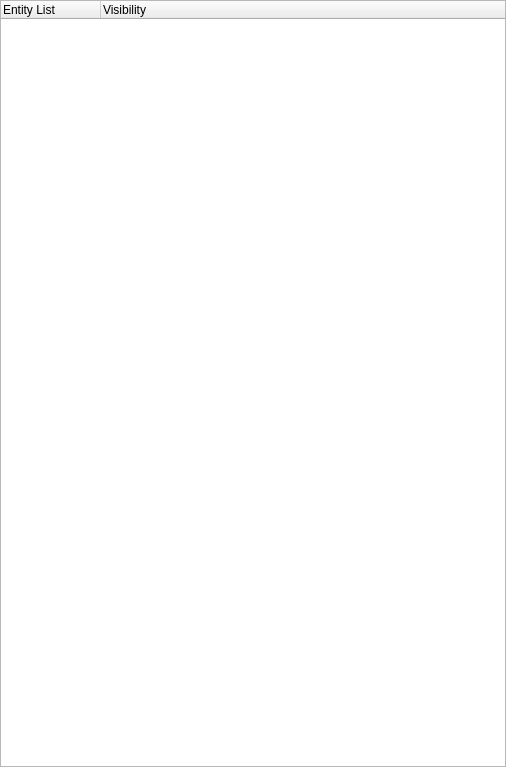
This is Editor/src/UI/Windows/RZESceneHierarchyPanel.ui in Pikachuxxxx/Razix as Qt 5 draws it before an edit. The edited form follows.
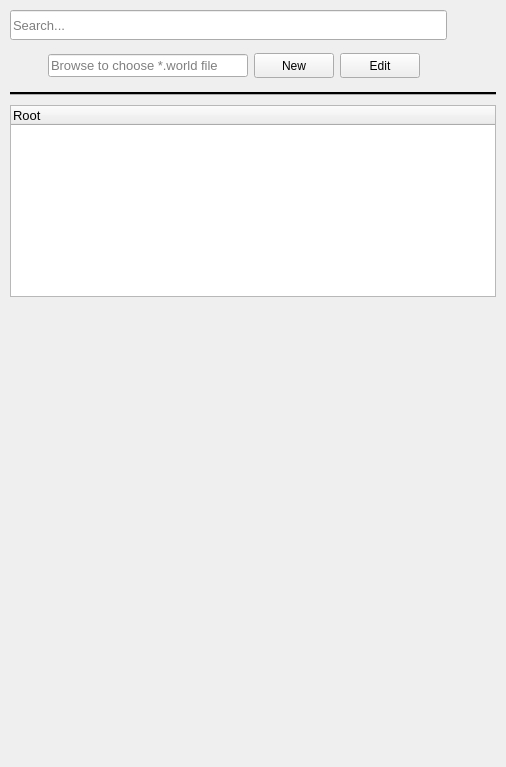
This is the edited form. Icons and pictures are not drawn.

Patch:
```diff
--- a/Editor/src/UI/Windows/RZESceneHierarchyPanel.ui
+++ b/Editor/src/UI/Windows/RZESceneHierarchyPanel.ui
@@ -51,21 +51,213 @@
 }</string>
   </property>
   <layout class="QVBoxLayout" name="verticalLayout">
+   <property name="spacing">
+    <number>10</number>
+   </property>
    <property name="sizeConstraint">
     <enum>QLayout::SetMinimumSize</enum>
    </property>
    <property name="leftMargin">
-    <number>0</number>
+    <number>10</number>
    </property>
    <property name="topMargin">
-    <number>0</number>
+    <number>10</number>
    </property>
    <property name="rightMargin">
-    <number>0</number>
+    <number>10</number>
    </property>
    <property name="bottomMargin">
-    <number>0</number>
+    <number>10</number>
    </property>
+   <item>
+    <layout class="QHBoxLayout" name="horizontalLayout">
+     <item>
+      <widget class="QLineEdit" name="lineEdit">
+       <property name="minimumSize">
+        <size>
+         <width>0</width>
+         <height>30</height>
+        </size>
+       </property>
+       <property name="font">
+        <font>
+         <family>Arial</family>
+         <pointsize>10</pointsize>
+        </font>
+       </property>
+       <property name="styleSheet">
+        <string notr="true"/>
+       </property>
+       <property name="placeholderText">
+        <string>Search...</string>
+       </property>
+       <property name="clearButtonEnabled">
+        <bool>true</bool>
+       </property>
+      </widget>
+     </item>
+     <item>
+      <widget class="QPushButton" name="pushButton">
+       <property name="sizePolicy">
+        <sizepolicy hsizetype="Minimum" vsizetype="Minimum">
+         <horstretch>0</horstretch>
+         <verstretch>0</verstretch>
+        </sizepolicy>
+       </property>
+       <property name="minimumSize">
+        <size>
+         <width>16</width>
+         <height>16</height>
+        </size>
+       </property>
+       <property name="sizeIncrement">
+        <size>
+         <width>16</width>
+         <height>16</height>
+        </size>
+       </property>
+       <property name="font">
+        <font>
+         <pointsize>10</pointsize>
+        </font>
+       </property>
+       <property name="toolTip">
+        <string>Filter the items</string>
+       </property>
+       <property name="toolTipDuration">
+        <number>2</number>
+       </property>
+       <property name="autoFillBackground">
+        <bool>false</bool>
+       </property>
+       <property name="styleSheet">
+        <string notr="true"/>
+       </property>
+       <property name="text">
+        <string/>
+       </property>
+       <property name="icon">
+        <iconset resource="../../../Resources/RZEResources.qrc">
+         <normaloff>:/rzeditor/FilterDropdownIcon.png</normaloff>:/rzeditor/FilterDropdownIcon.png</iconset>
+       </property>
+       <property name="iconSize">
+        <size>
+         <width>32</width>
+         <height>32</height>
+        </size>
+       </property>
+       <property name="default">
+        <bool>false</bool>
+       </property>
+       <property name="flat">
+        <bool>true</bool>
+       </property>
+      </widget>
+     </item>
+    </layout>
+   </item>
+   <item>
+    <layout class="QHBoxLayout" name="horizontalLayout_2">
+     <item>
+      <widget class="QLabel" name="label">
+       <property name="minimumSize">
+        <size>
+         <width>32</width>
+         <height>32</height>
+        </size>
+       </property>
+       <property name="styleSheet">
+        <string notr="true">background-image: url(:/rzeditor/WorldIcon.png) 0 0 0 0 stretch stretch;
+background-repeat:no-repeat;
+background-position: center;
+</string>
+       </property>
+       <property name="text">
+        <string/>
+       </property>
+      </widget>
+     </item>
+     <item>
+      <widget class="QLineEdit" name="lineEdit_2">
+       <property name="minimumSize">
+        <size>
+         <width>200</width>
+         <height>0</height>
+        </size>
+       </property>
+       <property name="font">
+        <font>
+         <pointsize>10</pointsize>
+        </font>
+       </property>
+       <property name="styleSheet">
+        <string notr="true"/>
+       </property>
+       <property name="readOnly">
+        <bool>true</bool>
+       </property>
+       <property name="placeholderText">
+        <string>Browse to choose *.world file</string>
+       </property>
+      </widget>
+     </item>
+     <item>
+      <widget class="QPushButton" name="pushButton_2">
+       <property name="minimumSize">
+        <size>
+         <width>50</width>
+         <height>25</height>
+        </size>
+       </property>
+       <property name="text">
+        <string>New</string>
+       </property>
+      </widget>
+     </item>
+     <item>
+      <widget class="QPushButton" name="pushButton_3">
+       <property name="minimumSize">
+        <size>
+         <width>50</width>
+         <height>25</height>
+        </size>
+       </property>
+       <property name="text">
+        <string>Edit</string>
+       </property>
+      </widget>
+     </item>
+     <item>
+      <spacer name="horizontalSpacer">
+       <property name="orientation">
+        <enum>Qt::Horizontal</enum>
+       </property>
+       <property name="sizeHint" stdset="0">
+        <size>
+         <width>40</width>
+         <height>20</height>
+        </size>
+       </property>
+      </spacer>
+     </item>
+    </layout>
+   </item>
+   <item>
+    <widget class="Line" name="line">
+     <property name="styleSheet">
+      <string notr="true">background-color: rgb(172, 172, 172);</string>
+     </property>
+     <property name="frameShadow">
+      <enum>QFrame::Plain</enum>
+     </property>
+     <property name="lineWidth">
+      <number>2</number>
+     </property>
+     <property name="orientation">
+      <enum>Qt::Horizontal</enum>
+     </property>
+    </widget>
+   </item>
    <item>
     <widget class="QTreeWidget" name="sceneTree">
      <property name="sizePolicy">
@@ -74,6 +266,12 @@
        <verstretch>0</verstretch>
       </sizepolicy>
      </property>
+     <property name="font">
+      <font>
+       <family>Yu Gothic UI</family>
+       <pointsize>10</pointsize>
+      </font>
+     </property>
      <property name="styleSheet">
       <string notr="true">QTreeWidget::branch:has-siblings:!adjoins-item {
     border-image: url(:/rzeditor/vline.png) 0;
@@ -99,26 +297,51 @@
         image: url(:/rzeditor/branch-open.png);
 }</string>
      </property>
+     <property name="dragDropMode">
+      <enum>QAbstractItemView::InternalMove</enum>
+     </property>
+     <property name="defaultDropAction">
+      <enum>Qt::IgnoreAction</enum>
+     </property>
+     <property name="alternatingRowColors">
+      <bool>true</bool>
+     </property>
+     <property name="indentation">
+      <number>25</number>
+     </property>
+     <property name="animated">
+      <bool>true</bool>
+     </property>
+     <attribute name="headerVisible">
+      <bool>true</bool>
+     </attribute>
+     <attribute name="headerMinimumSectionSize">
+      <number>50</number>
+     </attribute>
      <column>
       <property name="text">
-       <string>Entity List</string>
+       <string>Root</string>
       </property>
       <property name="icon">
        <iconset resource="../../../Resources/RZEResources.qrc">
-        <normaloff>:/rzeditor/component.png</normaloff>:/rzeditor/component.png</iconset>
-      </property>
-     </column>
-     <column>
-      <property name="text">
-       <string>Visibility</string>
-      </property>
-      <property name="icon">
-       <iconset resource="../../../Resources/RZEResources.qrc">
-        <normaloff>:/rzeditor/widget_shown.png</normaloff>:/rzeditor/widget_shown.png</iconset>
+        <normaloff>:/rzeditor/RootIcon.png</normaloff>:/rzeditor/RootIcon.png</iconset>
       </property>
      </column>
     </widget>
    </item>
+   <item>
+    <spacer name="verticalSpacer">
+     <property name="orientation">
+      <enum>Qt::Vertical</enum>
+     </property>
+     <property name="sizeHint" stdset="0">
+      <size>
+       <width>20</width>
+       <height>40</height>
+      </size>
+     </property>
+    </spacer>
+   </item>
   </layout>
  </widget>
  <layoutdefault spacing="6" margin="11"/>
```
